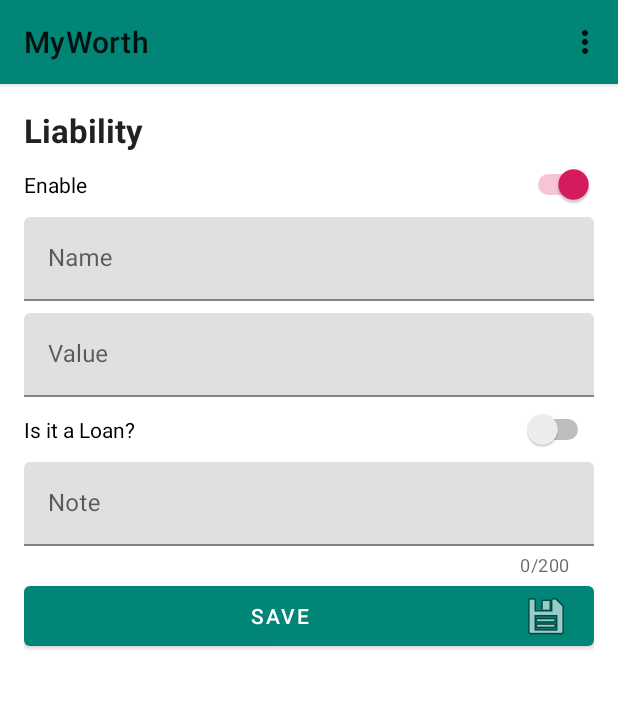
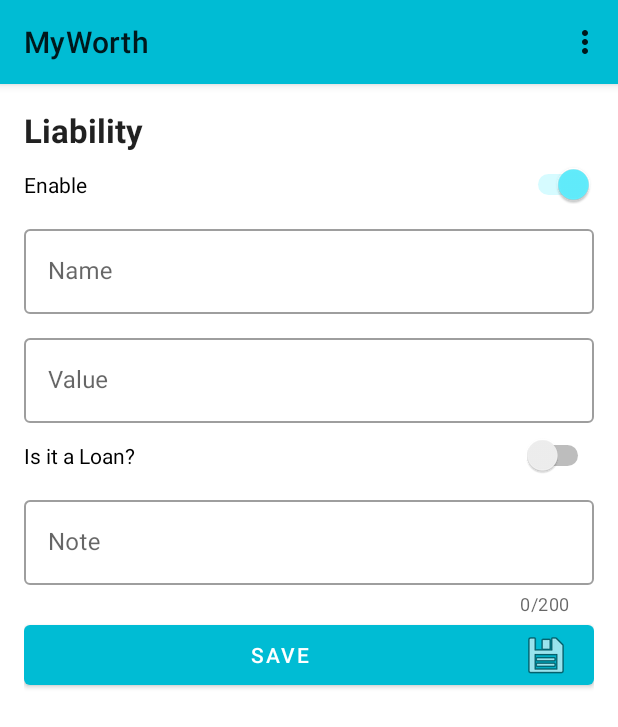
Before and after one commit to SanketGuru/MyWorth, an Android app: the fragment AddEditLiabilityFragment placed in its activity, on a phone screen of 412 x 824 dp. Shown: the top 727 px of the screen. Run offline under Robolectric (Android 15) with nearby library versions, the phone set to English and light mode, and no system bars; our stand-ins replace Room's generated code.

Commit message:
Theme Change

```diff
--- a/app/build.gradle
+++ b/app/build.gradle
@@ -38,7 +38,8 @@ dependencies {
     implementation 'androidx.constraintlayout:constraintlayout:1.1.3'
     //implementation 'com.google.android.material:material:1.0.0'
     implementation 'com.google.android.material:material:1.1.0-alpha07'
-    implementation 'androidx.legacy:legacy-support-v4:1.0.0'
+    implementation 'androidx.preference:preference:1.0.0'
+  //  implementation 'androidx.legacy:legacy-support-v4:1.0.0'
     testImplementation 'junit:junit:4.12'
     androidTestImplementation 'androidx.test:runner:1.1.0'
     androidTestImplementation 'androidx.test.espresso:espresso-core:3.1.0'
--- a/app/src/main/java/com/sanketguru/myworth/MainActivity.kt
+++ b/app/src/main/java/com/sanketguru/myworth/MainActivity.kt
@@ -9,7 +9,6 @@ import android.view.MenuItem
 import androidx.appcompat.app.AppCompatActivity
 import com.google.android.material.dialog.MaterialAlertDialogBuilder
 import com.sanketguru.myworth.view.SliderFragment
-
 //Dark Theme
 //https://proandroiddev.com/android-dark-theme-implementation-recap-4fcffb0c4bff
 //https://medium.com/mindorks/mastering-android-themes-chapter-4-591e03320182
--- a/app/src/main/res/layout/fragment_add_edit_liability.xml
+++ b/app/src/main/res/layout/fragment_add_edit_liability.xml
@@ -53,7 +53,10 @@
             android:layout_width="match_parent"
             android:layout_height="wrap_content"
             android:layout_marginTop="@dimen/margin_small"
-            android:hint="@string/name">
+            android:hint="@string/name"
+            app:hintTextAppearance="?android:textAppearanceMedium"
+            style="@style/Widget.MaterialComponents.TextInputLayout.OutlinedBox"
+            >
 
             <com.google.android.material.textfield.TextInputEditText
                 android:id="@+id/edit_name"
@@ -69,7 +72,10 @@
             android:layout_width="match_parent"
             android:layout_height="wrap_content"
             android:layout_marginTop="@dimen/margin_small"
-            android:hint="@string/value">
+            android:hint="@string/value"
+            app:hintTextAppearance="?android:textAppearanceMedium"
+            style="@style/Widget.MaterialComponents.TextInputLayout.OutlinedBox"
+            >
 
             <com.google.android.material.textfield.TextInputEditText
                 android:id="@+id/edit_value"
@@ -88,7 +94,10 @@
             android:layout_marginTop="@dimen/margin_small"
             android:hint="@string/no_emi"
             android:visibility="gone"
-            tools:visibility="visible">
+            tools:visibility="visible"
+            app:hintTextAppearance="?android:textAppearanceMedium"
+            style="@style/Widget.MaterialComponents.TextInputLayout.OutlinedBox"
+            >
 
             <com.google.android.material.textfield.TextInputEditText
                 android:id="@+id/edit_emino"
@@ -128,7 +137,10 @@
             android:layout_marginTop="@dimen/margin_small"
             android:hint="@string/note"
             app:counterEnabled="true"
-            app:counterMaxLength="200">
+            app:counterMaxLength="200"
+            app:hintTextAppearance="?android:textAppearanceMedium"
+            style="@style/Widget.MaterialComponents.TextInputLayout.OutlinedBox"
+            >
 
             <com.google.android.material.textfield.TextInputEditText
                 android:id="@+id/edit_desc"
--- a/app/src/main/res/values/colors.xml
+++ b/app/src/main/res/values/colors.xml
@@ -1,6 +1,15 @@
 <?xml version="1.0" encoding="utf-8"?>
 <resources>
-    <color name="colorPrimary">#008577</color>
+  <!--  <color name="colorPrimary">#008577</color>
     <color name="colorPrimaryDark">#00574B</color>
-    <color name="colorAccent">#D81B60</color>
+    <color name="colorAccent">#D81B60</color>-->
+
+  <color name="colorPrimary">@color/primaryColor</color>
+  <color name="colorPrimaryDark">@color/primaryDarkColor</color>
+  <color name="colorAccent">@color/primaryLightColor</color>
+
+    <color name="primaryColor">#00bcd4</color>
+    <color name="primaryLightColor">#62efff</color>
+    <color name="primaryDarkColor">#008ba3</color>
+    <color name="primaryTextColor">#000000</color>
 </resources>
```
Also changed, not shown: app/src/main/java/com/sanketguru/myworth/view/SettingFragment.kt (added, +13 -0 lines), app/src/main/res/layout/fragment_add_edit_asset.xml (+12 -3 lines), app/src/main/res/layout/fragment_add_edit_folio.xml (+6 -1 lines), app/src/main/res/layout/fragment_setting.xml (added, +12 -0 lines), app/src/main/res/layout/item_liabilyty.xml (+5 -3 lines).
